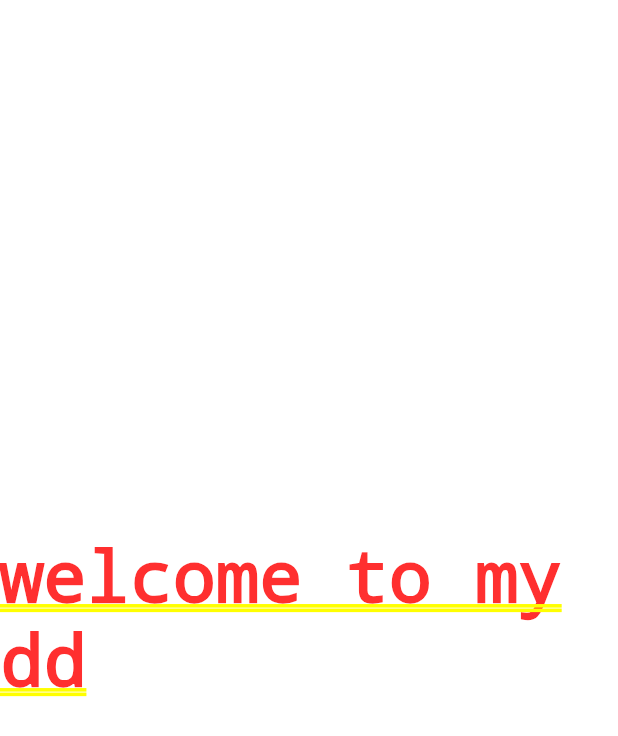
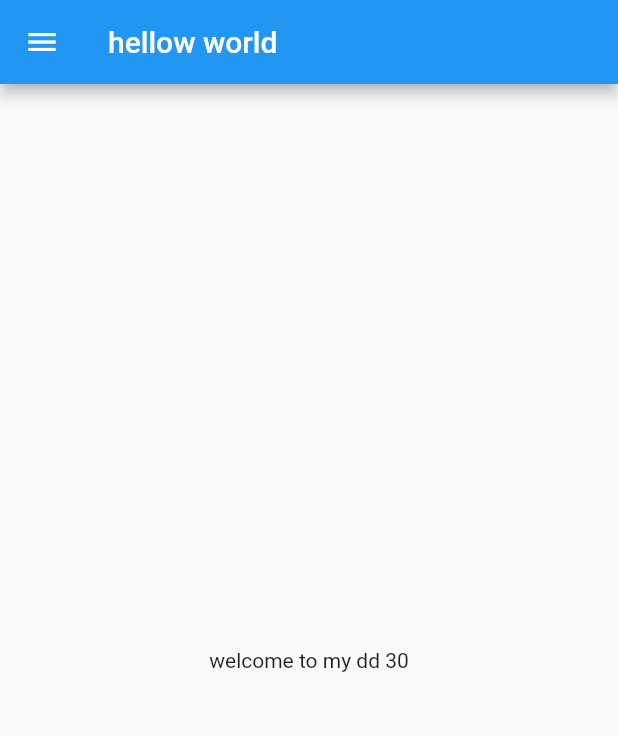
Before and after one commit to naqeebahmed743/learningpractise, a Flutter app: the screen it shows after launch, on a phone screen of 412 x 824 dp. Shown: the top 736 px of the screen. Run offline on Flutter 3.47's test engine with Material 2 defaults, Android fonts, the phone set to English and light mode, and no system bars.

Commit message:
Day 2 completed

```diff
--- /dev/null
+++ b/lib/home_page.dart
@@ -0,0 +1,17 @@
+import 'package:flutter/material.dart';
+
+class HomePage extends StatelessWidget {
+  @override
+  Widget build(BuildContext context) {
+    int days = 30;
+    return Scaffold(
+      appBar: AppBar(title: Text("hellow world")),
+      body: Center(
+        child: Container(
+          child: Text('welcome to my dd $days'),
+        ),
+      ),
+      drawer: Drawer(),
+    );
+  }
+}
--- a/lib/main.dart
+++ b/lib/main.dart
@@ -1,6 +1,7 @@
+import 'package:againfirst/home_page.dart';
 import 'package:flutter/material.dart';
 
-void main(){
+void main() {
   runApp(MyApp());
 }
 
@@ -8,7 +9,7 @@ class MyApp extends StatelessWidget {
   @override
   Widget build(BuildContext context) {
     return MaterialApp(
-      home:Center(child: Center(child: Container(child: Text('welcome to my dd'),),),),
+      home: HomePage(),
     );
   }
 }
```
